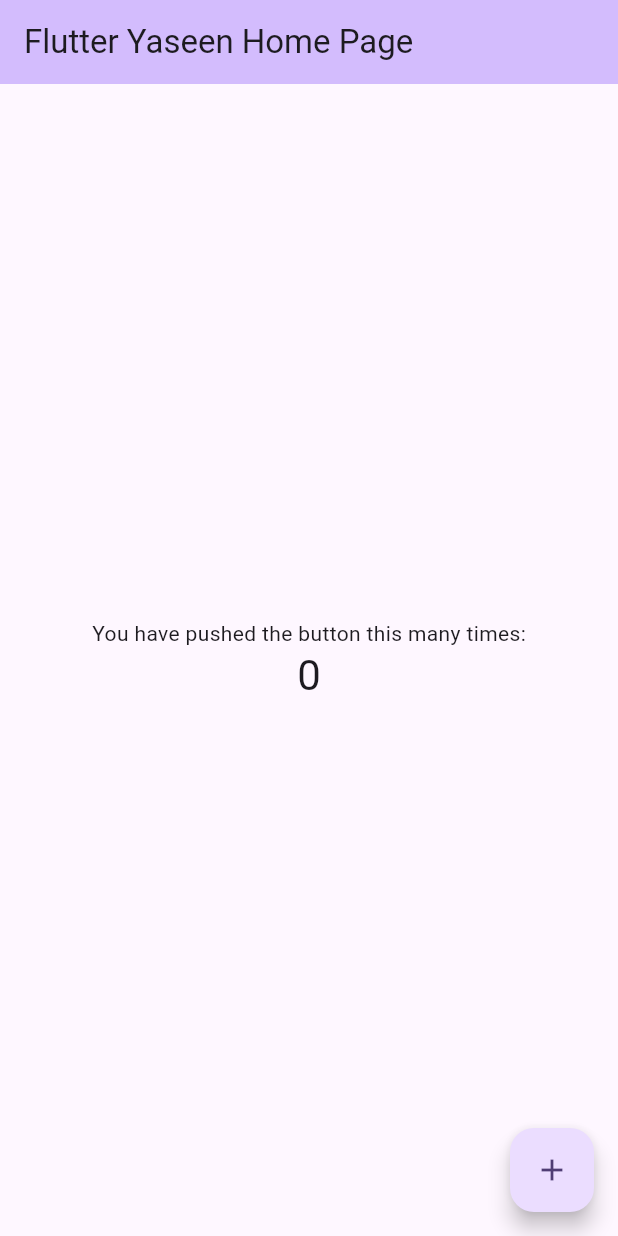
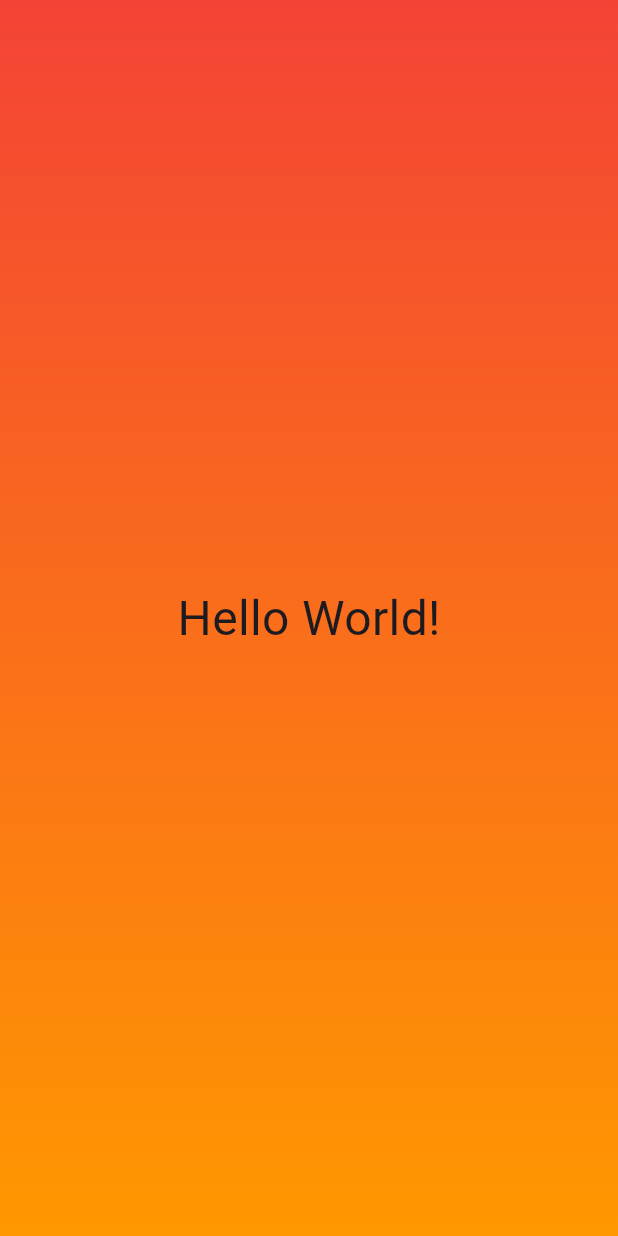
Before and after one commit to httpsyaseen/Fluttter-Practise, a Flutter app: the screen it shows after launch, on a phone screen of 412 x 824 dp. Run offline on Flutter 3.47's test engine with Material 3 defaults, Android fonts, the phone set to English and light mode, and no system bars.

Commit message:
hello world

```diff
--- a/lib/main.dart
+++ b/lib/main.dart
@@ -1,125 +1,26 @@
 import 'package:flutter/material.dart';
 
 void main() {
-  runApp(const MyApp());
-}
-
-class MyApp extends StatelessWidget {
-  const MyApp({super.key});
-
-  // This widget is the root of your application.
-  @override
-  Widget build(BuildContext context) {
-    return MaterialApp(
-      title: 'Flutter Demo',
-      theme: ThemeData(
-        // This is the theme of your application.
-        //
-        // TRY THIS: Try running your application with "flutter run". You'll see
-        // the application has a purple toolbar. Then, without quitting the app,
-        // try changing the seedColor in the colorScheme below to Colors.green
-        // and then invoke "hot reload" (save your changes or press the "hot
-        // reload" button in a Flutter-supported IDE, or press "r" if you used
-        // the command line to start the app).
-        //
-        // Notice that the counter didn't reset back to zero; the application
-        // state is not lost during the reload. To reset the state, use hot
-        // restart instead.
-        //
-        // This works for code too, not just values: Most code changes can be
-        // tested with just a hot reload.
-        colorScheme: ColorScheme.fromSeed(seedColor: Colors.deepPurple),
-        useMaterial3: true,
-      ),
-      home: const MyHomePage(title: 'Flutter Yaseen Home Page'),
-    );
-  }
-}
-
-class MyHomePage extends StatefulWidget {
-  const MyHomePage({super.key, required this.title});
-
-  // This widget is the home page of your application. It is stateful, meaning
-  // that it has a State object (defined below) that contains fields that affect
-  // how it looks.
-
-  // This class is the configuration for the state. It holds the values (in this
-  // case the title) provided by the parent (in this case the App widget) and
-  // used by the build method of the State. Fields in a Widget subclass are
-  // always marked "final".
-
-  final String title;
-
-  @override
-  State<MyHomePage> createState() => _MyHomePageState();
-}
-
-class _MyHomePageState extends State<MyHomePage> {
-  int _counter = 0;
-
-  void _incrementCounter() {
-    setState(() {
-      // This call to setState tells the Flutter framework that something has
-      // changed in this State, which causes it to rerun the build method below
-      // so that the display can reflect the updated values. If we changed
-      // _counter without calling setState(), then the build method would not be
-      // called again, and so nothing would appear to happen.
-      _counter++;
-    });
-  }
-
-  @override
-  Widget build(BuildContext context) {
-    // This method is rerun every time setState is called, for instance as done
-    // by the _incrementCounter method above.
-    //
-    // The Flutter framework has been optimized to make rerunning build methods
-    // fast, so that you can just rebuild anything that needs updating rather
-    // than having to individually change instances of widgets.
-    return Scaffold(
-      appBar: AppBar(
-        // TRY THIS: Try changing the color here to a specific color (to
-        // Colors.amber, perhaps?) and trigger a hot reload to see the AppBar
-        // change color while the other colors stay the same.
-        backgroundColor: Theme.of(context).colorScheme.inversePrimary,
-        // Here we take the value from the MyHomePage object that was created by
-        // the App.build method, and use it to set our appbar title.
-        title: Text(widget.title),
-      ),
-      body: Center(
-        // Center is a layout widget. It takes a single child and positions it
-        // in the middle of the parent.
-        child: Column(
-          // Column is also a layout widget. It takes a list of children and
-          // arranges them vertically. By default, it sizes itself to fit its
-          // children horizontally, and tries to be as tall as its parent.
-          //
-          // Column has various properties to control how it sizes itself and
-          // how it positions its children. Here we use mainAxisAlignment to
-          // center the children vertically; the main axis here is the vertical
-          // axis because Columns are vertical (the cross axis would be
-          // horizontal).
-          //
-          // TRY THIS: Invoke "debug painting" (choose the "Toggle Debug Paint"
-          // action in the IDE, or press "p" in the console), to see the
-          // wireframe for each widget.
-          mainAxisAlignment: MainAxisAlignment.center,
-          children: <Widget>[
-            const Text(
-              'You have pushed the button this many times:',
+  runApp(
+    MaterialApp(
+      home: Scaffold(
+        body: Container(
+          decoration: const BoxDecoration(
+            gradient: LinearGradient(
+              begin: Alignment.topLeft,
+              end: Alignment.bottomLeft,
+              colors: [Colors.red, Colors.orange],
             ),
-            Text(
-              '$_counter',
-              style: Theme.of(context).textTheme.headlineMedium,
+          ),
+          child: const Center(
+            child: Text(
+              'Hello World!',
+              style: TextStyle(fontSize: 32),
+              selectionColor: Colors.black,
             ),
-          ],
+          ),
         ),
       ),
-      floatingActionButton: FloatingActionButton(
-        onPressed: _incrementCounter,
-        tooltip: 'Increment',
-        child: const Icon(Icons.add),
-      ), // This trailing comma makes auto-formatting nicer for build methods.
-    );
-  }
+    ),
+  );
 }
```
